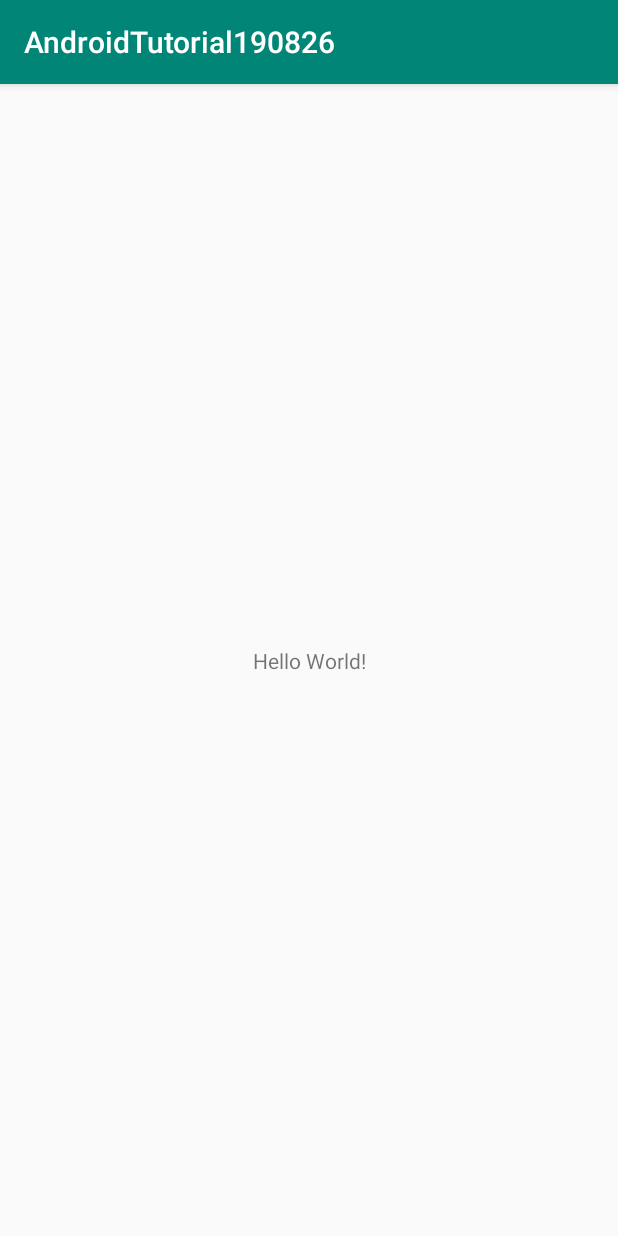
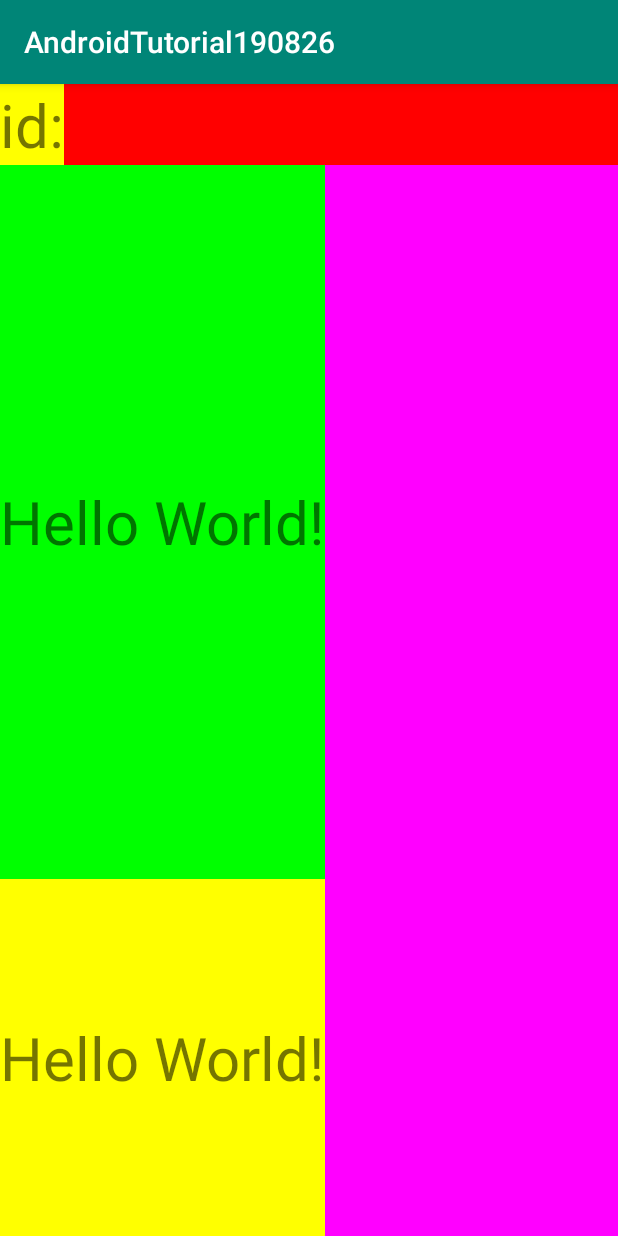
Before and after one commit to jhjh550/AndroidTutorial190826, an Android app: the screen it shows after launch (MainActivity), on a phone screen of 412 x 824 dp. Run offline under Robolectric (Android 15) with nearby library versions, the light colour scheme and no system bars.

Commit message:
linear layout

```diff
--- a/app/src/main/res/layout/activity_main.xml
+++ b/app/src/main/res/layout/activity_main.xml
@@ -1,18 +1,47 @@
 <?xml version="1.0" encoding="utf-8"?>
-<androidx.constraintlayout.widget.ConstraintLayout xmlns:android="http://schemas.android.com/apk/res/android"
+<LinearLayout xmlns:android="http://schemas.android.com/apk/res/android"
     xmlns:app="http://schemas.android.com/apk/res-auto"
     xmlns:tools="http://schemas.android.com/tools"
     android:layout_width="match_parent"
     android:layout_height="match_parent"
+    android:background="#ffff00ff"
+    android:orientation="vertical"
     tools:context=".MainActivity">
 
+    <LinearLayout
+        android:layout_width="match_parent"
+        android:layout_height="wrap_content"
+        android:orientation="horizontal">
+        <TextView
+            android:gravity="center"
+            android:layout_gravity="center_horizontal"
+            android:background="#ff0"
+            android:textSize="40dp"
+            android:layout_width="wrap_content"
+            android:layout_height="wrap_content"
+            android:text="id:" />
+
+        <EditText
+            android:background="#f00"
+            android:textSize="40dp"
+            android:layout_width="match_parent"
+            android:layout_height="wrap_content" />
+    </LinearLayout>
     <TextView
+        android:gravity="center"
+        android:layout_weight="2"
+        android:background="#0f0"
+        android:textSize="40dp"
         android:layout_width="wrap_content"
-        android:layout_height="wrap_content"
-        android:text="Hello World!"
-        app:layout_constraintBottom_toBottomOf="parent"
-        app:layout_constraintLeft_toLeftOf="parent"
-        app:layout_constraintRight_toRightOf="parent"
-        app:layout_constraintTop_toTopOf="parent" />
+        android:layout_height="0dp"
+        android:text="Hello World!" />
+    <TextView
+        android:gravity="center"
+        android:layout_weight="1"
+        android:background="#ff0"
+        android:textSize="40dp"
+        android:layout_width="wrap_content"
+        android:layout_height="0dp"
+        android:text="Hello World!" />
 
-</androidx.constraintlayout.widget.ConstraintLayout>
+</LinearLayout>
```
